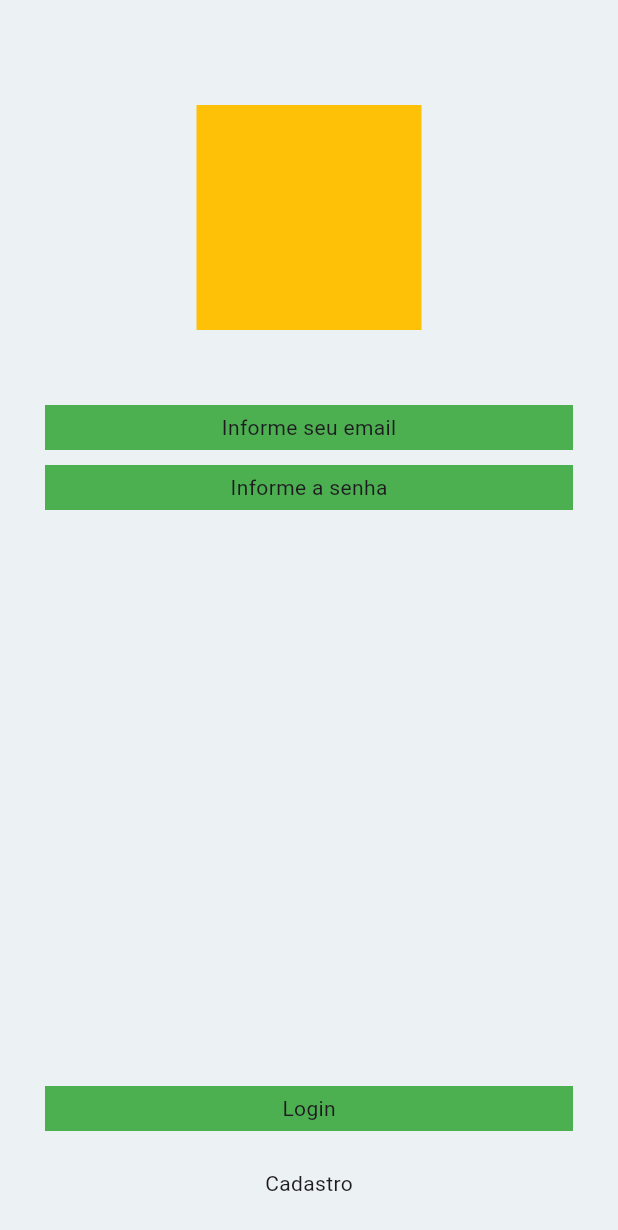
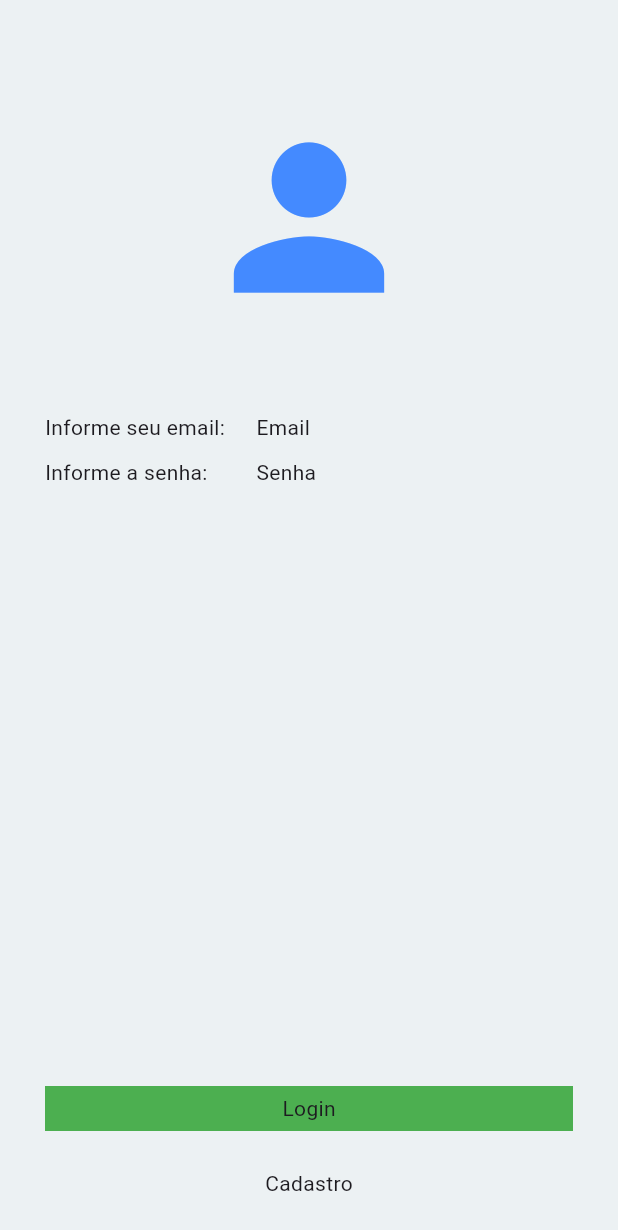
Before and after one commit to abner1abc/trilhaapp, a Flutter app: the screen it shows after launch, on a phone screen of 412 x 824 dp. Shown: the top 1230 px of the screen. Run offline on Flutter 3.47's test engine with Material 3 defaults, Android fonts, the phone set to English and light mode, and no system bars; our stand-ins replace google_fonts.

Commit message:
endind of base project

```diff
--- a/lib/pages/login_page.dart
+++ b/lib/pages/login_page.dart
@@ -21,32 +21,37 @@ class _LoginPageState extends State<LoginPage> {
               const SizedBox(
                 height: 70,
               ),
-              Container(
-                width: 150,
-                height: 150,
-                color: Colors.amber,
+              const Icon(
+                Icons.person,
+                size: 150,
+                color: Colors.blueAccent,
               ),
               const SizedBox(
                 height: 50,
               ),
               Container(
                 width: double.infinity,
-                color: Colors.green,
                 margin: EdgeInsets.symmetric(horizontal: 30),
                 height: 30,
                 alignment: Alignment.center,
-                child: Text("Informe seu email"),
-              ),
-              const SizedBox(
-                height: 10,
+                child: Row(
+                  children: [
+                    Expanded(flex: 2, child: Text("Informe seu email:")),
+                    Expanded(flex: 3, child: Text("Email")),
+                  ],
+                ),
               ),
               Container(
                 width: double.infinity,
-                color: Colors.green,
                 margin: EdgeInsets.symmetric(horizontal: 30),
                 height: 30,
                 alignment: Alignment.center,
-                child: Text("Informe a senha"),
+                child: Row(
+                  children: [
+                    Expanded(flex: 2, child: Text("Informe a senha:")),
+                    Expanded(flex: 3, child: Text("Senha")),
+                  ],
+                ),
               ),
               Expanded(child: Container()),
               Container(
```
